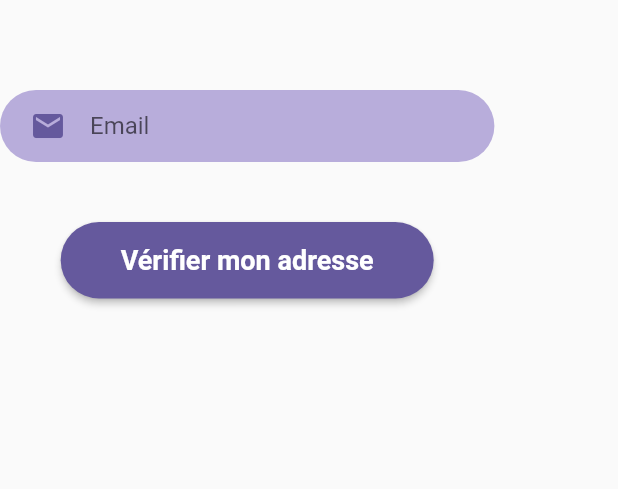
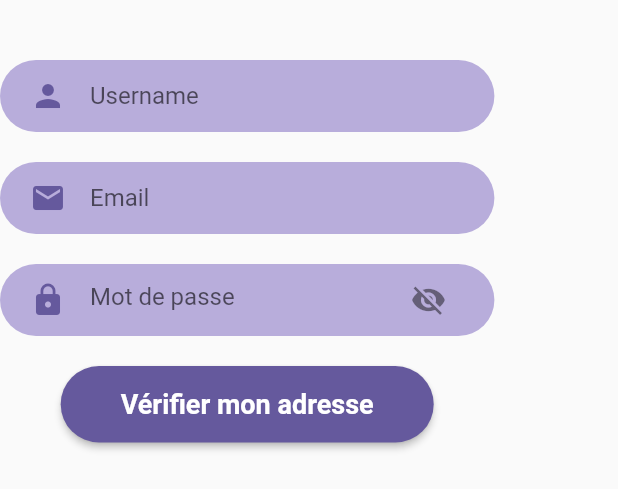
Before and after one commit to DeVinci-FabLab/FabApp, a Flutter app: the SignUpFields widget shown alone on an empty page, opened directly, after a tap on "Vérifier mon adresse", on a phone screen of 412 x 824 dp. Shown: the top 489 px of the screen. Run offline on Flutter 3.47's test engine with Material 2 defaults, Android fonts, the phone set to English and light mode, and no system bars; our stand-ins replace flutter_inset_box_shadow; network calls fail.

Commit message:
started setting up of account creation

```diff
--- a/fabapp/lib/api/api_service.dart
+++ b/fabapp/lib/api/api_service.dart
@@ -1,10 +1,13 @@
 import 'package:fabapp/constants/consts.dart';
 import 'package:fabapp/models/login_request.dart';
 import 'package:fabapp/models/login_response.dart';
+import 'package:fabapp/models/signup_response.dart';
 import 'package:http/http.dart' as http;
+import 'dart:convert';
+import 'package:fabapp/models/signup_request.dart';
 
 class ApiService {
-  Future<LoginResponseModel> login(LoginRequestModel requestModel) async {
+  Future<LoginResponseModel> login(LoginRequestModel requestModel) async { // TODO : changer nomentlature
     final response = await http.get(Uri.parse(Constants.uriSignIn),
         headers: requestModel.toJson());
     if (response.statusCode == 200 || response.statusCode == 400) {
@@ -15,4 +18,16 @@ class ApiService {
       throw Exception('Failed to load data');
     }
   }
+  Future<SignUpResponseModel> signUp(SignUpRequestModel requestModel) async {
+    final response = await http.post(Uri.parse(Constants.uriSignUp),
+        body: requestModel.toJson());
+
+    if (response.statusCode == 200 || response.statusCode == 400) {
+      return SignUpResponseModel.fromJson(json.decode(response.body)); // TODO : ajouter gestion de l'erreur, sinon tombe directement dans le else
+    // } else if (response.statusCode == 500) {
+    //   return SignUpResponseModel();
+    } else {
+      throw Exception('Failed to load data');
+    }
+  }
 }
--- /dev/null
+++ b/fabapp/lib/models/signup_request.dart
@@ -0,0 +1,20 @@
+class SignUpRequestModel {
+  String username;
+  String email;
+  String password;
+
+  SignUpRequestModel({
+    required this.username,
+    required this.email,
+    required this.password,
+  });
+
+  Map<String, String> toJson() {
+    Map<String, String> map = {
+      'username': username,
+      'email': email,
+      'password': password,
+    };
+    return map;
+  }
+}
--- /dev/null
+++ b/fabapp/lib/models/signup_response.dart
@@ -0,0 +1,17 @@
+class SignUpResponseModel {
+  String username; // TODO : penser à changer en String? si pas de retour
+  String email;
+
+  SignUpResponseModel({
+    required this.username,
+    required this.email,
+  });
+
+  factory SignUpResponseModel.fromJson(Map<String, dynamic> json) {
+    return SignUpResponseModel(
+      username: json['username'] ?? " ",
+      email: json['email'] ?? " ",
+    );
+  }
+
+}
--- a/fabapp/lib/pages/auth/sign_up.dart
+++ b/fabapp/lib/pages/auth/sign_up.dart
@@ -1,21 +1,82 @@
+import 'package:fabapp/api/api_service.dart';
 import 'package:fabapp/components/buttons.dart';
 import 'package:fabapp/components/textfields.dart';
 import 'package:fabapp/constants/consts.dart';
 import 'package:flutter/material.dart';
+import 'package:fabapp/models/signup_request.dart';
 
-class SignUpFields extends StatelessWidget {
-  SignUpFields({super.key});
+class SignUpFields extends StatefulWidget {
+  const SignUpFields({super.key});
 
+  @override
+  State<SignUpFields> createState() => _SignUpFieldsState();
+}
+
+class _SignUpFieldsState extends State<SignUpFields> {
+  final usernameController = TextEditingController();
   final emailController = TextEditingController();
+  final passwordController = TextEditingController();
 
-  void sendCode() {
-    // TODO to be replaced by a call to the API
+  late SignUpRequestModel requestModel;
+
+  void createAccount() {
+    requestModel.username = usernameController.text;
+    requestModel.email = emailController.text;
+    requestModel.password = passwordController.text;
+    print(requestModel.toJson()); // TODO : supprimer si vériication ok
+    ApiService apiService = ApiService();
+    apiService.signUp(requestModel).then(
+      (value) {
+        if (value.email == 'RowNotFound') { // TODO : remplacer gestion de l'erreur par qqch de fonctionnel
+          ScaffoldMessenger.of(context).showSnackBar(
+            const SnackBar(
+              content: Text(
+                'Veuillez réessayer. Nom d\'utilisateur ou mot de passe incorrect.',
+                style: TextStyle(fontSize: 18),
+              ),
+            ),
+          );
+        } else {
+          ScaffoldMessenger.of(context).showSnackBar( // TODO : remplacer par les étapes de création de compte
+            const SnackBar(
+              content: Text(
+                'Bien authentifié !',
+                style: TextStyle(fontSize: 18),
+              ),
+            ),
+          );
+        }
+      },
+    );
+
   }
+
+  @override
+  void initState() {
+    super.initState();
+    requestModel = SignUpRequestModel(
+      username: usernameController.text,
+      email: emailController.text,
+      password: passwordController.text,
+    );
+  }
+
   @override
   Widget build(BuildContext context) {
     return Column(
       children: [
-        const SizedBox(height: 60),
+        const SizedBox(height: 40),
+        AuthContainer(
+          child: AuthTextFieldID(
+            hintText: 'Username',
+            icon: Icon(
+              Icons.person,
+              color: Constants.devinciColor,
+            ),
+            controller: emailController,
+          ),
+        ),
+        const SizedBox(height: 20),
         AuthContainer(
           child: AuthTextFieldID(
             hintText: 'Email',
@@ -26,8 +87,19 @@ class SignUpFields extends StatelessWidget {
             controller: emailController,
           ),
         ),
-        const SizedBox(height: 40),
-        ClassicRoundButton(onTap: sendCode, text: 'Vérifier mon adresse'),
+        const SizedBox(height: 20),
+        AuthContainer(
+          child: AuthTextFieldPsd(
+            hintText: 'Mot de passe',
+            icon: Icon(
+              Icons.lock,
+              color: Constants.devinciColor,
+            ),
+            controller: passwordController,
+          ),
+        ),
+        const SizedBox(height: 20),
+        ClassicRoundButton(onTap: createAccount, text: 'Vérifier mon adresse'),
       ],
     );
   }
```
